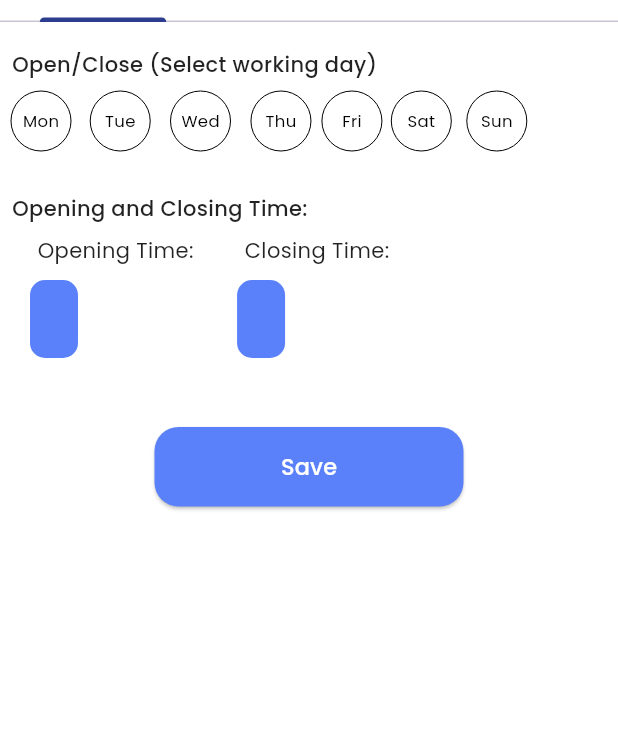
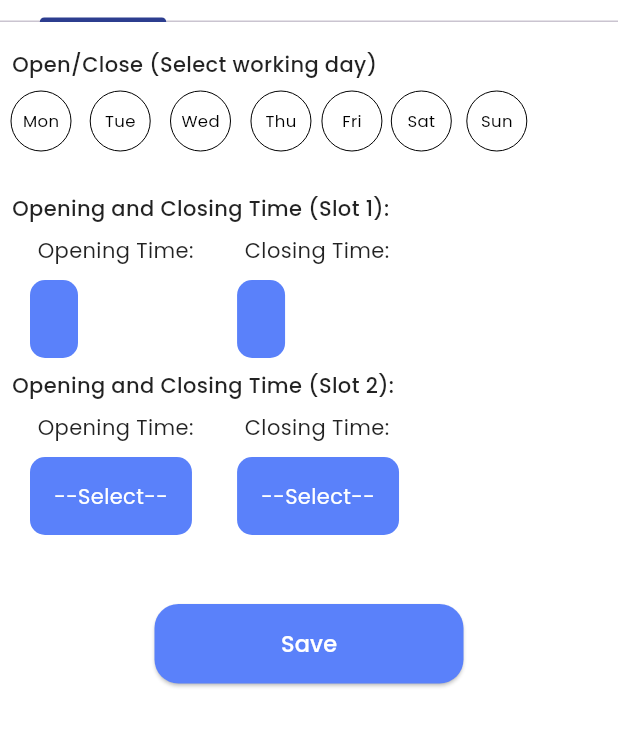
Before and after one commit to krishnapandey24/rxvault, a Flutter app: the SettingsScreen screen opened directly with empty values, on a phone screen of 412 x 824 dp, the part 50-797 px from its top. Run offline on Flutter 3.47's test engine with Material 3 defaults, Android fonts, the phone set to English and light mode, and no system bars; our stand-ins replace cached_network_image, card_swiper, device_info_plus, dio, fl_chart, fluttertoast and 7 more; missing offline and left inert: excel, universal_html; accounts and stored records are empty; network calls fail.

Commit message:
added slot 2

```diff
--- a/lib/ui/home_screen/drawer/settings_screen.dart
+++ b/lib/ui/home_screen/drawer/settings_screen.dart
@@ -36,6 +36,8 @@ class SettingsScreenState extends State<SettingsScreen> {
   Map<String, String> services = {};
   String openingTime = "--Select--";
   String closingTime = "--Select--";
+  String openingTime2 = "--Select--";
+  String closingTime2 = "--Select--";
   late List<bool> selectedDays;
   late TextEditingController addressController;
   List<DataRow> serviceTableRows = [];
@@ -251,11 +253,19 @@ class SettingsScreenState extends State<SettingsScreen> {
         const Padding(
           padding: EdgeInsets.all(8.0),
           child: Text(
-            "Opening and Closing Time: ",
+            "Opening and Closing Time (Slot 1): ",
             style: TextStyle(fontWeight: FontWeight.w500),
           ),
         ),
-        buildFromToSelector(isDesktop),
+        buildFromToSelector(isDesktop, true),
+        const Padding(
+          padding: EdgeInsets.all(8.0),
+          child: Text(
+            "Opening and Closing Time (Slot 2): ",
+            style: TextStyle(fontWeight: FontWeight.w500),
+          ),
+        ),
+        buildFromToSelector(isDesktop, false),
         const SizedBox(height: 20),
         const SizedBox(height: 10),
         Align(
@@ -336,33 +346,33 @@ class SettingsScreenState extends State<SettingsScreen> {
     return selectedDays.map((bool value) => value ? '1' : '0').join('');
   }
 
-  buildFromToSelector(bool isDesktop) {
+  buildFromToSelector(bool isDesktop, bool forSlot1) {
     return isDesktop
         ? Row(
             mainAxisAlignment: MainAxisAlignment.start,
             children: [
               const SizedBox(width: 20),
-              fromSelector(),
+              fromSelector(forSlot1),
               const SizedBox(width: 20),
-              toSelector(),
+              toSelector(forSlot1),
             ],
           )
         : Wrap(
             children: [
               Padding(
                 padding: const EdgeInsets.fromLTRB(20, 0, 0, 0),
-                child: fromSelector(),
+                child: fromSelector(forSlot1),
               ),
               const SizedBox(height: 20),
               Padding(
                 padding: const EdgeInsets.fromLTRB(20, 0, 0, 0),
-                child: toSelector(),
+                child: toSelector(forSlot1),
               ),
             ],
           );
   }
 
-  Column toSelector() {
+  Column toSelector(bool forSlot1) {
     return Column(
       crossAxisAlignment: CrossAxisAlignment.start,
       children: [
@@ -377,7 +387,7 @@ class SettingsScreenState extends State<SettingsScreen> {
               Utils.noPermission();
               return;
             }
-            pickTime(false);
+            pickTime(false, forSlot1);
           },
           child: Container(
             padding: const EdgeInsets.all(16),
@@ -386,7 +396,7 @@ class SettingsScreenState extends State<SettingsScreen> {
               borderRadius: BorderRadius.circular(10),
             ),
             child: Text(
-              closingTime,
+              forSlot1 ? closingTime : closingTime2,
               style: const TextStyle(color: Colors.white),
             ),
           ),
@@ -395,7 +405,7 @@ class SettingsScreenState extends State<SettingsScreen> {
     );
   }
 
-  Column fromSelector() {
+  Column fromSelector(bool forSlot1) {
     return Column(
       crossAxisAlignment: CrossAxisAlignment.start,
       children: [
@@ -410,7 +420,7 @@ class SettingsScreenState extends State<SettingsScreen> {
               Utils.noPermission();
               return;
             }
-            pickTime(true);
+            pickTime(true, forSlot1);
           },
           child: Container(
             padding: const EdgeInsets.all(16),
@@ -419,7 +429,7 @@ class SettingsScreenState extends State<SettingsScreen> {
               borderRadius: BorderRadius.circular(10),
             ),
             child: Text(
-              openingTime,
+              forSlot1 ? openingTime : openingTime2,
               style: const TextStyle(color: Colors.white),
             ),
           ),
@@ -428,7 +438,7 @@ class SettingsScreenState extends State<SettingsScreen> {
     );
   }
 
-  Future<void> pickTime(bool isFrom) async {
+  Future<void> pickTime(bool isFrom, bool forSlot1) async {
     final TimeOfDay? pickedTime = await showTimePicker(
       context: context,
       initialTime: TimeOfDay.now(),
@@ -446,10 +456,10 @@ class SettingsScreenState extends State<SettingsScreen> {
       final String formattedTime = DateFormat('hh:mm a').format(selectedTime);
 
       (context as Element).markNeedsBuild();
-      if (isFrom) {
-        openingTime = formattedTime;
+      if (forSlot1) {
+        isFrom ? openingTime = formattedTime : closingTime = formattedTime;
       } else {
-        closingTime = formattedTime;
+        isFrom ? openingTime2 = formattedTime : closingTime2 = formattedTime;
       }
     }
   }
```
